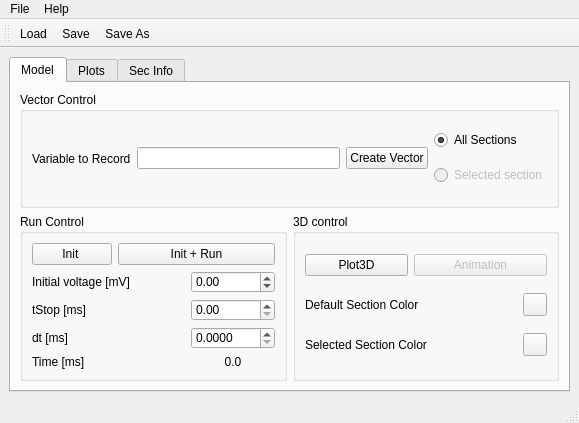
First picture: the form in src/neuronvisio/neuronvisio.ui, repository mattions/neuronvisio, before the edit.
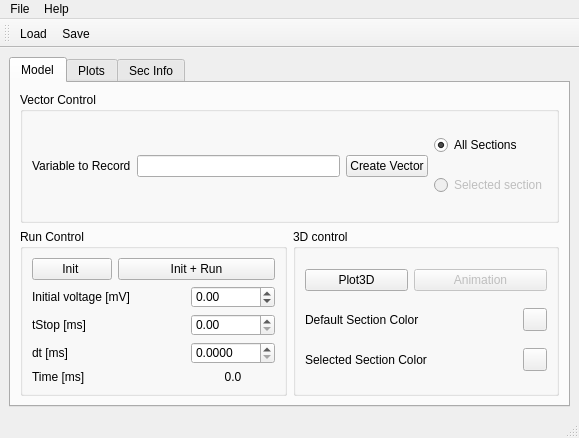
Second picture: the form after the edit. Icons and pictures are not drawn. Custom widgets are drawn as their Qt base class.

Commit message: Deleted the option Save As. Only Save used. User warned if the wrong backend has been selected.

What changed in the file:
```diff
--- a/src/neuronvisio/neuronvisio.ui
+++ b/src/neuronvisio/neuronvisio.ui
@@ -7,7 +7,7 @@
     <x>0</x>
     <y>0</y>
     <width>579</width>
-    <height>423</height>
+    <height>438</height>
    </rect>
   </property>
   <property name="windowTitle">
@@ -386,7 +386,6 @@
    </attribute>
    <addaction name="actionLoad"/>
    <addaction name="actionSave"/>
-   <addaction name="actionSave_As"/>
   </widget>
   <action name="actionQuit">
    <property name="icon">
@@ -424,15 +423,6 @@
     <string>Load</string>
    </property>
   </action>
-  <action name="actionSave_As">
-   <property name="icon">
-    <iconset resource="icons/res.qrc">
-     <normaloff>:/icons/document-save-as.svg</normaloff>:/icons/document-save-as.svg</iconset>
-   </property>
-   <property name="text">
-    <string>Save As ...</string>
-   </property>
-  </action>
  </widget>
  <customwidgets>
   <customwidget>
```
Left out of the diff: 1 changed line with no effect on the pictures. The commit also changes 2 other files.
